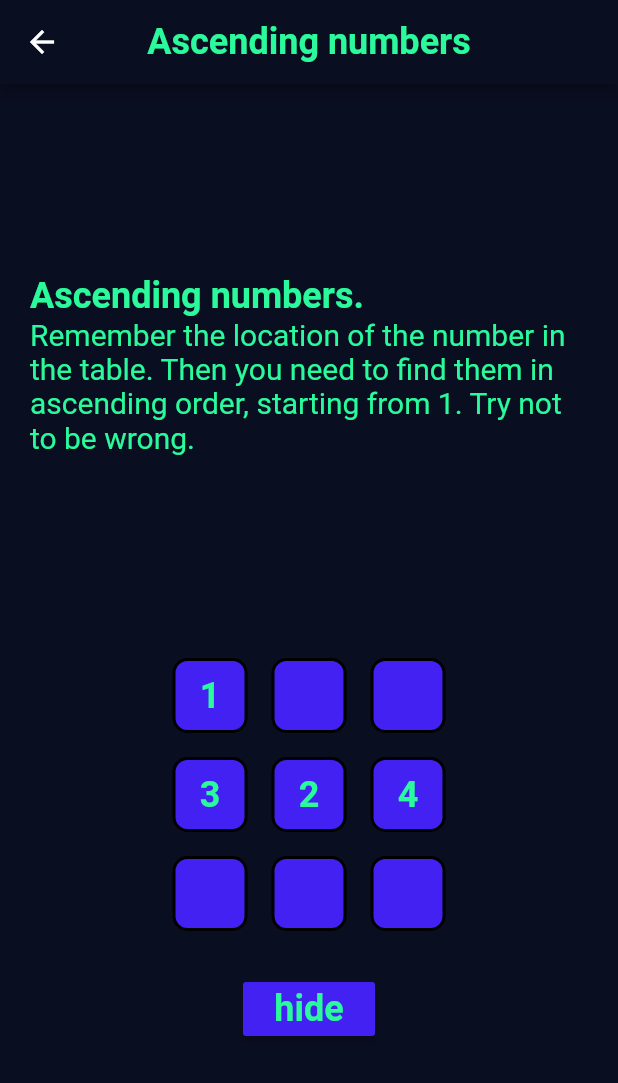
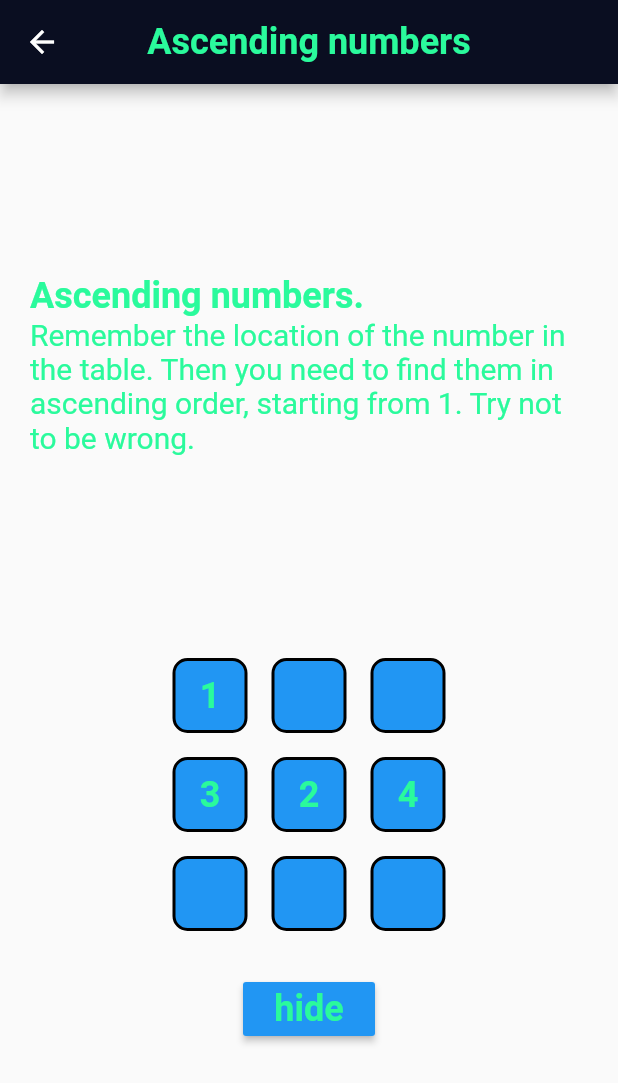
Before and after one commit to SriGiriT/Mind-Game, a Flutter app: the screen it shows after launch, after a tap on "Memory 2", on a phone screen of 412 x 824 dp. Shown: the top 1083 px of the screen. Run offline on Flutter 3.47's test engine with Material 2 defaults, Android fonts, the phone set to English and light mode, and no system bars; our stand-ins replace google_mobile_ads; network calls fail.

Commit message:
test commit

```diff
--- a/lib/data/constants.dart
+++ b/lib/data/constants.dart
@@ -1,9 +1,16 @@
 import 'package:flutter/material.dart';
 
-TextStyle small_text =  TextStyle(
-    fontSize: 20, fontFamily: "Roboto", fontWeight: FontWeight.normal, color: Color.fromARGB(255, 42, 250, 156));
+TextStyle small_text = TextStyle(
+    fontSize: 20,
+    fontFamily: "Roboto",
+    fontWeight: FontWeight.normal,
+    color: Color.fromARGB(255, 42, 250, 156));
 
-TextStyle large_text =
-    TextStyle(fontSize: 24, fontFamily: "Roboto", fontWeight: FontWeight.bold, color: Color.fromARGB(255, 42, 250, 156));
+TextStyle large_text = TextStyle(
+    fontSize: 24,
+    fontFamily: "Roboto",
+    fontWeight: FontWeight.bold,
+    color: Color.fromARGB(255, 42, 250, 156));
 
-Color button_color = Color.fromARGB(255, 68, 33, 243);
+Color button_color = Colors.blue;
+Color box_color = Colors.white;
--- a/lib/main.dart
+++ b/lib/main.dart
@@ -28,10 +28,7 @@ class _MyAppState extends State<MyApp> {
   @override
   Widget build(BuildContext context) {
     return MaterialApp(
-      theme: ThemeData.dark().copyWith(
-        primaryColor: Color(0xFF111328),
-        scaffoldBackgroundColor: Color(0xFF0A0E21),
-      ),
+      theme: ThemeData.light(),
       debugShowCheckedModeBanner: false,
       initialRoute: '/',
       routes: {
--- a/lib/screens/Game1.dart
+++ b/lib/screens/Game1.dart
@@ -153,7 +153,7 @@ class _SingleButtonState extends State<SingleButton> {
           ),
           child: isSelected
               ? Center(
-                  child: Text(widget.text.val.toString(), style: small_text),
+                  child: Text(widget.text.val.toString(), style: large_text),
                 )
               : const Text(""),
         ),
--- a/lib/screens/Game11.dart
+++ b/lib/screens/Game11.dart
@@ -146,7 +146,7 @@ class _SingleButtonState extends State<SingleButton> {
           child: Center(
               child: Text(
             widget.text.toString(),
-            style: small_text
+            style: large_text
           )),
         ),
       ),
--- a/lib/screens/Game2.dart
+++ b/lib/screens/Game2.dart
@@ -158,7 +158,7 @@ class _SingleButtonState extends State<SingleButton> {
             borderRadius: BorderRadius.circular(0),
           ),
           elevation: isSelected ? 4 : 1,
-          primary: isSelected ? button_color : Colors.white,
+          primary: isSelected ? Color.fromARGB(255, 42, 250, 156): button_color,
         ),
         onPressed: ConvertIspressed,
         child: const Text(""),
--- a/lib/screens/Game22.dart
+++ b/lib/screens/Game22.dart
@@ -140,7 +140,7 @@ class _SingleButtonState extends State<SingleButton> {
           ),
           elevation: widget.text.getIsSelected() ? 4 : 1,
           primary:
-              widget.text.getIconData() == 1 ? button_color : Color.fromARGB(255, 255, 220, 220),
+              widget.text.getIconData() == 1 ? Color.fromARGB(255, 42, 250, 156) : button_color,
         ),
         onPressed: () {},
         child: const Text(""),
--- a/lib/screens/Game3.dart
+++ b/lib/screens/Game3.dart
@@ -123,7 +123,7 @@ class _SingleButtonState extends State<SingleButton> {
           width: 50,
           height: 50,
           decoration: BoxDecoration(
-            color: widget.text.isSelected ? button_color : Color.fromARGB(255, 0, 0, 0),
+            color: button_color,
             border: Border.all(
               color: Colors.black,
               width: 2,
@@ -135,7 +135,7 @@ class _SingleButtonState extends State<SingleButton> {
               ? Center(
                   child: Text(
                     widget.text.val.toString(),
-                    style: small_text
+                    style: large_text
                   ),
                 )
               : const Text(""),
--- a/lib/screens/Game6.dart
+++ b/lib/screens/Game6.dart
@@ -48,7 +48,7 @@ class _Game6State extends State<Game6> {
                 children: [
                   Text(
                     word1,
-                    style: large_text.copyWith(color: Color.fromARGB(255, 42, 250, 156))
+                    style: large_text
                   ),
                   SizedBox(
                     height: 40,
--- a/lib/screens/Success.dart
+++ b/lib/screens/Success.dart
@@ -46,7 +46,7 @@ class _SuccessState extends State<Success> {
                   child: Row(
                     children: [
                       Icon(Icons.replay),
-                      Text('Play again', style: large_text,),
+                      Text('Play again', style: small_text,),
                     ],
                   ),
                 ),
--- a/lib/screens/Wrong.dart
+++ b/lib/screens/Wrong.dart
@@ -42,7 +42,7 @@ class _WrongState extends State<Wrong> {
                   child: Row(
                     children: [
                       Icon(Icons.replay),
-                      Text('Play again', style:large_text,),
+                      Text('Play again', style:small_text,),
                     ],
                   ),
                 ),
--- a/lib/screens/main_screen.dart
+++ b/lib/screens/main_screen.dart
@@ -135,13 +135,13 @@ class _MyMainScreenState extends State<MyMainScreen> {
           ),
         ),
       ),
-      bottomNavigationBar: _isAdLoaded
-          ? Container(
-              height: _bannerAd.size.height.toDouble(),
-              width: _bannerAd.size.width.toDouble(),
-              child: AdWidget(ad: _bannerAd),
-            )
-          : const SizedBox(),
+      // bottomNavigationBar: _isAdLoaded
+      //     ? Container(
+      //         height: _bannerAd.size.height.toDouble(),
+      //         width: _bannerAd.size.width.toDouble(),
+      //         child: AdWidget(ad: _bannerAd),
+      //       )
+      //     : const SizedBox(),
     );
   }
 }
```
Also changed, not shown: 1 other file.
